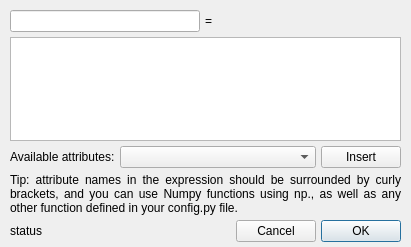
glue-viz/glue, file glue/dialogs/component_arithmetic/qt/equation_editor.ui: the form before one commit.
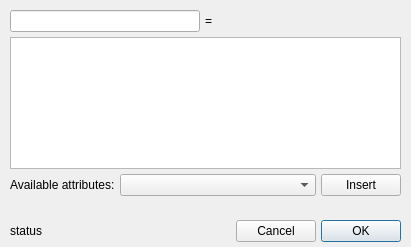
The form after the commit. Custom widgets are drawn as their Qt base class.

The edit to the form file:
```diff
--- a/glue/dialogs/component_arithmetic/qt/equation_editor.ui
+++ b/glue/dialogs/component_arithmetic/qt/equation_editor.ui
@@ -126,7 +126,7 @@
       </font>
      </property>
      <property name="text">
-      <string>Tip: attribute names in the expression should be surrounded by curly brackets, and you can use Numpy functions using np.&lt;function&gt;, as well as any other function defined in your config.py file.</string>
+      <string></string>
      </property>
      <property name="alignment">
       <set>Qt::AlignJustify|Qt::AlignVCenter</set>
```
